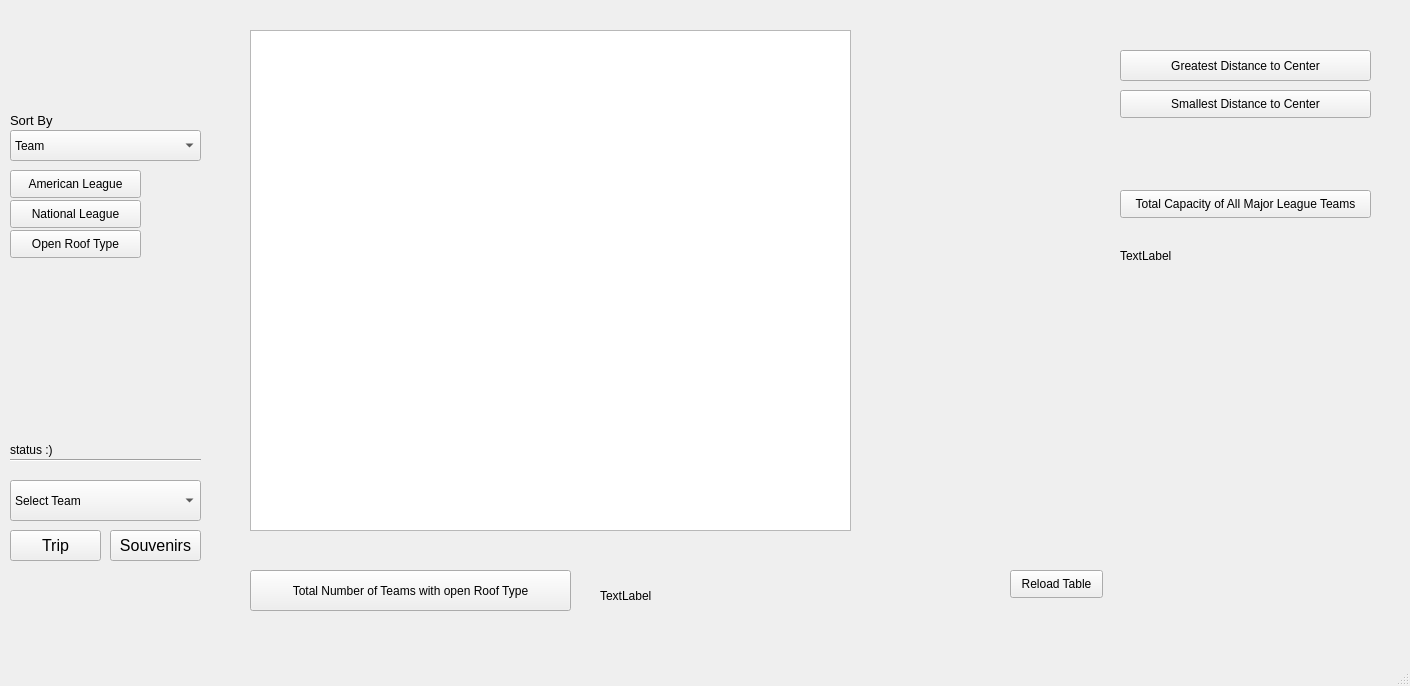
Qt form BaseballTour/mainwindow.ui (awiswasi/WhoIsYourDatabase) before a commit.
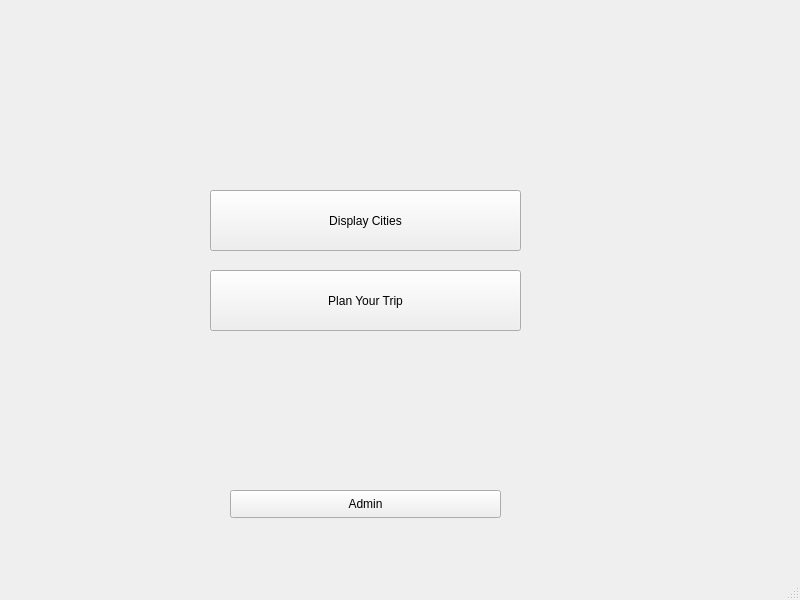
The same form after that commit. Icons and pictures are not drawn.

The edit to the form file:
```diff
--- a/BaseballTour/mainwindow.ui
+++ b/BaseballTour/mainwindow.ui
@@ -6,8 +6,8 @@
    <rect>
     <x>0</x>
     <y>0</y>
-    <width>1410</width>
-    <height>686</height>
+    <width>800</width>
+    <height>600</height>
    </rect>
   </property>
   <property name="windowTitle">
@@ -21,315 +21,43 @@
    <string>&lt;html&gt;&lt;head/&gt;&lt;body&gt;&lt;p&gt;&lt;br/&gt;&lt;/p&gt;&lt;/body&gt;&lt;/html&gt;</string>
   </property>
   <widget class="QWidget" name="centralwidget">
-   <widget class="QComboBox" name="combo_sort">
+   <widget class="QPushButton" name="displayCities">
     <property name="geometry">
      <rect>
-      <x>10</x>
-      <y>130</y>
-      <width>191</width>
-      <height>31</height>
-     </rect>
-    </property>
-    <item>
-     <property name="text">
-      <string>Team</string>
-     </property>
-    </item>
-    <item>
-     <property name="text">
-      <string>Stadium Age</string>
-     </property>
-    </item>
-    <item>
-     <property name="text">
-      <string>Stadium</string>
-     </property>
-    </item>
-    <item>
-     <property name="text">
-      <string>Capacity</string>
-     </property>
-    </item>
-    <item>
-     <property name="text">
-      <string>Location</string>
-     </property>
-    </item>
-    <item>
-     <property name="text">
-      <string>Surface</string>
-     </property>
-    </item>
-    <item>
-     <property name="text">
-      <string>League</string>
-     </property>
-    </item>
-    <item>
-     <property name="text">
-      <string>Center Field</string>
-     </property>
-    </item>
-    <item>
-     <property name="text">
-      <string>Roof Type</string>
-     </property>
-    </item>
-   </widget>
-   <widget class="QLabel" name="label_sort">
-    <property name="geometry">
-     <rect>
-      <x>10</x>
-      <y>110</y>
-      <width>51</width>
-      <height>20</height>
-     </rect>
-    </property>
-    <property name="font">
-     <font>
-      <pointsize>10</pointsize>
-     </font>
-    </property>
-    <property name="text">
-     <string>Sort By</string>
-    </property>
-   </widget>
-   <widget class="QComboBox" name="combo_team">
-    <property name="geometry">
-     <rect>
-      <x>10</x>
-      <y>480</y>
-      <width>191</width>
-      <height>41</height>
-     </rect>
-    </property>
-    <item>
-     <property name="text">
-      <string>Select Team</string>
-     </property>
-    </item>
-   </widget>
-   <widget class="QPushButton" name="push_souvenirs">
-    <property name="geometry">
-     <rect>
-      <x>110</x>
-      <y>530</y>
-      <width>91</width>
-      <height>31</height>
-     </rect>
-    </property>
-    <property name="font">
-     <font>
-      <pointsize>12</pointsize>
-     </font>
-    </property>
-    <property name="text">
-     <string>Souvenirs</string>
-    </property>
-   </widget>
-   <widget class="QPushButton" name="push_plan">
-    <property name="geometry">
-     <rect>
-      <x>10</x>
-      <y>530</y>
-      <width>91</width>
-      <height>31</height>
-     </rect>
-    </property>
-    <property name="font">
-     <font>
-      <pointsize>12</pointsize>
-      <weight>50</weight>
-      <bold>false</bold>
-     </font>
-    </property>
-    <property name="text">
-     <string>Trip</string>
-    </property>
-   </widget>
-   <widget class="QLabel" name="label_logo">
-    <property name="geometry">
-     <rect>
-      <x>10</x>
-      <y>10</y>
-      <width>91</width>
-      <height>91</height>
-     </rect>
-    </property>
-    <property name="text">
-     <string/>
-    </property>
-    <property name="pixmap">
-     <pixmap resource="team.qrc">:/resources/logo.png</pixmap>
-    </property>
-    <property name="scaledContents">
-     <bool>true</bool>
-    </property>
-   </widget>
-   <widget class="Line" name="line">
-    <property name="geometry">
-     <rect>
-      <x>10</x>
-      <y>450</y>
-      <width>191</width>
-      <height>20</height>
-     </rect>
-    </property>
-    <property name="orientation">
-     <enum>Qt::Horizontal</enum>
-    </property>
-   </widget>
-   <widget class="QLabel" name="label_dbstatus">
-    <property name="geometry">
-     <rect>
-      <x>10</x>
-      <y>440</y>
-      <width>191</width>
-      <height>20</height>
-     </rect>
-    </property>
-    <property name="text">
-     <string>status :)</string>
-    </property>
-   </widget>
-   <widget class="QPushButton" name="reload_button">
-    <property name="geometry">
-     <rect>
-      <x>1010</x>
-      <y>570</y>
-      <width>93</width>
-      <height>28</height>
-     </rect>
-    </property>
-    <property name="text">
-     <string>Reload Table</string>
-    </property>
-   </widget>
-   <widget class="QPushButton" name="Ami_League_Button">
-    <property name="geometry">
-     <rect>
-      <x>10</x>
-      <y>170</y>
-      <width>131</width>
-      <height>28</height>
-     </rect>
-    </property>
-    <property name="text">
-     <string>American League</string>
-    </property>
-   </widget>
-   <widget class="QPushButton" name="Nat_Leagu_Button">
-    <property name="geometry">
-     <rect>
-      <x>10</x>
-      <y>200</y>
-      <width>131</width>
-      <height>28</height>
-     </rect>
-    </property>
-    <property name="text">
-     <string>National League</string>
-    </property>
-   </widget>
-   <widget class="QPushButton" name="Open_Roof_Button">
-    <property name="geometry">
-     <rect>
-      <x>10</x>
-      <y>230</y>
-      <width>131</width>
-      <height>28</height>
-     </rect>
-    </property>
-    <property name="text">
-     <string>Open Roof Type</string>
-    </property>
-   </widget>
-   <widget class="QPushButton" name="greatest_dist_button">
-    <property name="geometry">
-     <rect>
-      <x>1120</x>
-      <y>50</y>
-      <width>251</width>
-      <height>31</height>
-     </rect>
-    </property>
-    <property name="text">
-     <string>Greatest Distance to Center</string>
-    </property>
-   </widget>
-   <widget class="QPushButton" name="smallest_dist_button">
-    <property name="geometry">
-     <rect>
-      <x>1120</x>
-      <y>90</y>
-      <width>251</width>
-      <height>28</height>
-     </rect>
-    </property>
-    <property name="text">
-     <string>Smallest Distance to Center</string>
-    </property>
-   </widget>
-   <widget class="QPushButton" name="total_Cap_Button">
-    <property name="geometry">
-     <rect>
-      <x>1120</x>
+      <x>210</x>
       <y>190</y>
-      <width>251</width>
+      <width>311</width>
+      <height>61</height>
+     </rect>
+    </property>
+    <property name="text">
+     <string>Display Cities</string>
+    </property>
+   </widget>
+   <widget class="QPushButton" name="planYourTripButton">
+    <property name="geometry">
+     <rect>
+      <x>210</x>
+      <y>270</y>
+      <width>311</width>
+      <height>61</height>
+     </rect>
+    </property>
+    <property name="text">
+     <string>Plan Your Trip</string>
+    </property>
+   </widget>
+   <widget class="QPushButton" name="adminButton">
+    <property name="geometry">
+     <rect>
+      <x>230</x>
+      <y>490</y>
+      <width>271</width>
       <height>28</height>
      </rect>
     </property>
     <property name="text">
-     <string>Total Capacity of All Major League Teams</string>
-    </property>
-   </widget>
-   <widget class="QPushButton" name="total_open_button">
-    <property name="geometry">
-     <rect>
-      <x>250</x>
-      <y>570</y>
-      <width>321</width>
-      <height>41</height>
-     </rect>
-    </property>
-    <property name="text">
-     <string>Total Number of Teams with open Roof Type</string>
-    </property>
-   </widget>
-   <widget class="QLabel" name="Total_Cap_Label">
-    <property name="geometry">
-     <rect>
-      <x>1120</x>
-      <y>240</y>
-      <width>131</width>
-      <height>31</height>
-     </rect>
-    </property>
-    <property name="text">
-     <string>TextLabel</string>
-    </property>
-   </widget>
-   <widget class="QLabel" name="Total_Open_Label">
-    <property name="geometry">
-     <rect>
-      <x>600</x>
-      <y>580</y>
-      <width>121</width>
-      <height>31</height>
-     </rect>
-    </property>
-    <property name="text">
-     <string>TextLabel</string>
-    </property>
-   </widget>
-   <widget class="QTableWidget" name="tableView">
-    <property name="geometry">
-     <rect>
-      <x>250</x>
-      <y>30</y>
-      <width>601</width>
-      <height>501</height>
-     </rect>
+     <string>Admin</string>
     </property>
    </widget>
   </widget>
```
Left out of the diff: 15 changed lines with no effect on the pictures.
